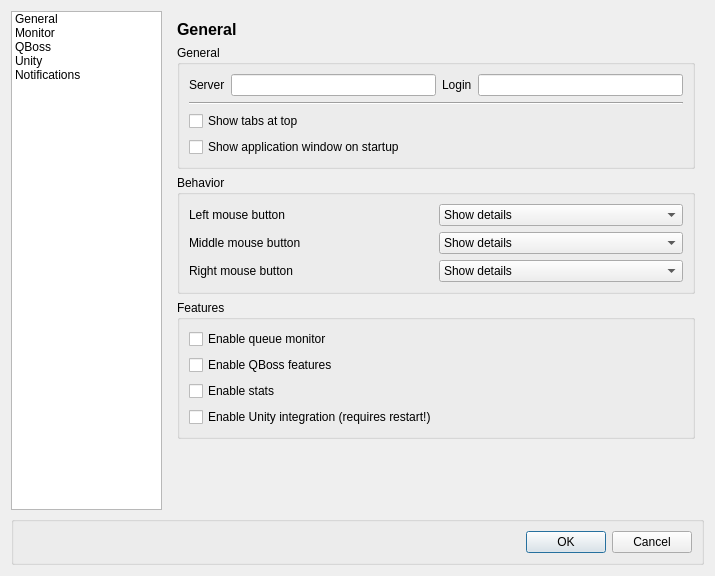
Before: the Qt Designer form ui/configdialog.ui in bochi/kueue, drawn with Qt 5.
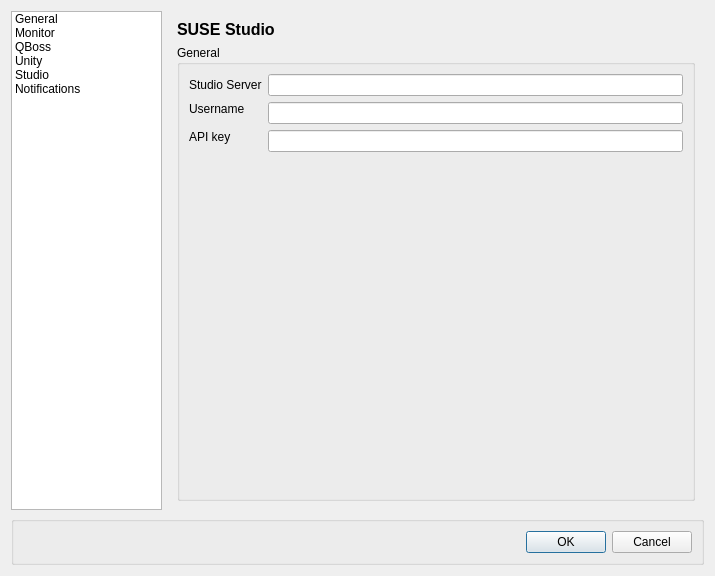
After: the same form once the commit is applied. The open tabs and pages were chosen to show the change. Icons and pictures are not drawn.

Commit message: studio integration++

The edit to the form file:
```diff
--- a/ui/configdialog.ui
+++ b/ui/configdialog.ui
@@ -95,6 +95,15 @@
         <normaloff>:/icons/menus/siebel.png</normaloff>:/icons/menus/siebel.png</iconset>
       </property>
      </item>
+     <item>
+      <property name="text">
+       <string>Studio</string>
+      </property>
+      <property name="icon">
+       <iconset resource="../kueue.qrc">
+        <normaloff>:/icons/conf/studio.png</normaloff>:/icons/conf/studio.png</iconset>
+      </property>
+     </item>
      <item>
       <property name="text">
        <string>Notifications</string>
@@ -987,6 +996,80 @@
        </item>
       </layout>
      </widget>
+     <widget class="QWidget" name="page_6">
+      <layout class="QGridLayout" name="gridLayout_33">
+       <item row="0" column="0">
+        <widget class="QLabel" name="label_21">
+         <property name="font">
+          <font>
+           <pointsize>12</pointsize>
+           <weight>75</weight>
+           <bold>true</bold>
+          </font>
+         </property>
+         <property name="text">
+          <string>SUSE Studio</string>
+         </property>
+        </widget>
+       </item>
+       <item row="1" column="0">
+        <widget class="QGroupBox" name="groupBox_6">
+         <property name="title">
+          <string>General</string>
+         </property>
+         <layout class="QGridLayout" name="gridLayout_32">
+          <item row="0" column="0">
+           <layout class="QGridLayout" name="gridLayout_31">
+            <item row="0" column="0">
+             <widget class="QLabel" name="label_11">
+              <property name="text">
+               <string>Studio Server</string>
+              </property>
+             </widget>
+            </item>
+            <item row="0" column="1">
+             <widget class="QLineEdit" name="cfg_studioServer"/>
+            </item>
+            <item row="1" column="0">
+             <widget class="QLabel" name="label_12">
+              <property name="text">
+               <string>Username</string>
+              </property>
+             </widget>
+            </item>
+            <item row="1" column="1" rowspan="2">
+             <widget class="QLineEdit" name="cfg_studioUser"/>
+            </item>
+            <item row="2" column="0" rowspan="2">
+             <widget class="QLabel" name="label_13">
+              <property name="text">
+               <string>API key</string>
+              </property>
+             </widget>
+            </item>
+            <item row="3" column="1">
+             <widget class="QLineEdit" name="cfg_studioApiKey"/>
+            </item>
+           </layout>
+          </item>
+          <item row="1" column="0">
+           <spacer name="verticalSpacer_5">
+            <property name="orientation">
+             <enum>Qt::Vertical</enum>
+            </property>
+            <property name="sizeHint" stdset="0">
+             <size>
+              <width>20</width>
+              <height>256</height>
+             </size>
+            </property>
+           </spacer>
+          </item>
+         </layout>
+        </widget>
+       </item>
+      </layout>
+     </widget>
      <widget class="QWidget" name="page_2">
       <layout class="QGridLayout" name="gridLayout_23">
        <item row="0" column="0">
```
Left out of the diff: 7 changed lines with no effect on the pictures. The commit also changes 8 other files.
